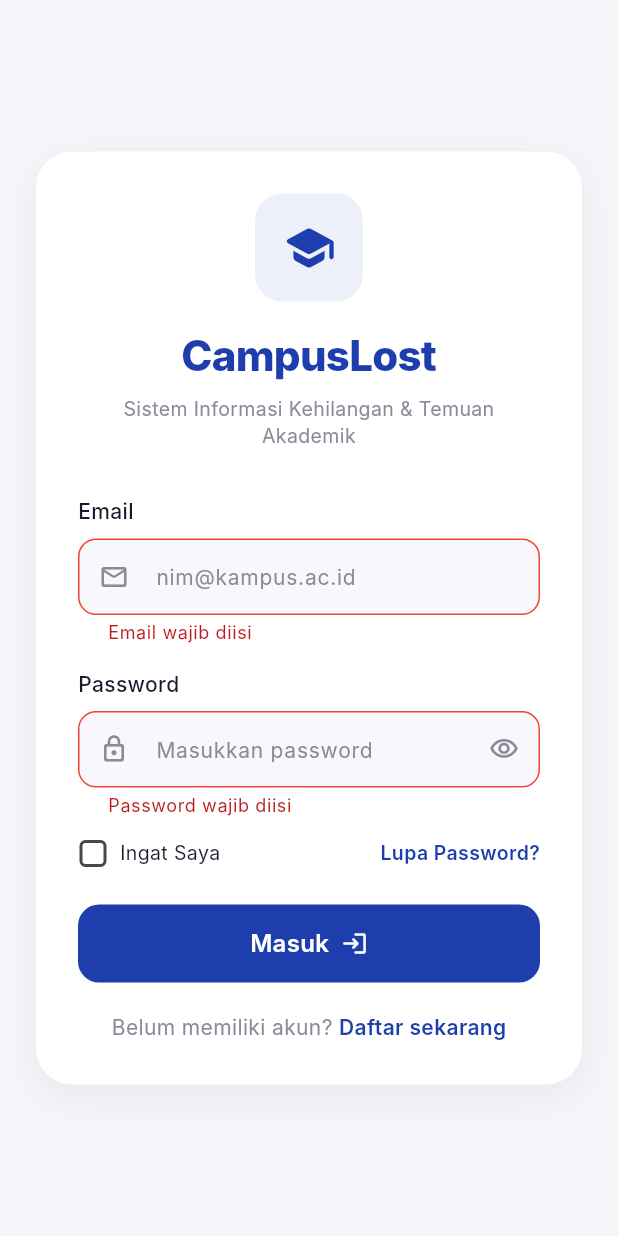
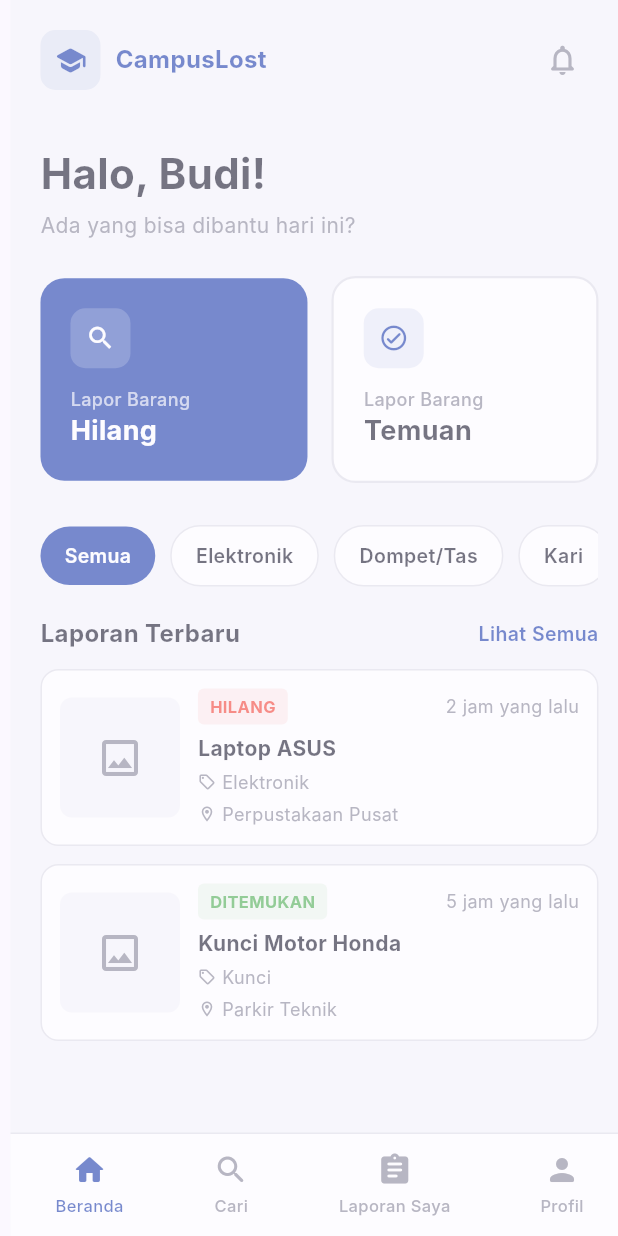
Before and after one commit to Ritsadhil/SAB2024_CampusLost, a Flutter app: the LoginScreen screen opened directly, after a tap on "Masuk", on a phone screen of 412 x 824 dp. Run offline on Flutter 3.47's test engine with Material 3 defaults, Android fonts, the phone set to English and light mode, and no system bars; our stand-ins replace smooth_page_indicator; Roboto replaces fonts that are missing (Inter).

Commit message:
Implement Beranda (dashboard) screen with reports list and bottom navigation
- Create BerandaScreen with header, greeting, and action cards
- Add dummy data for recent reports with status badges
- Implement category filter with active state
- Add bottom navigation bar for main features
- Update login navigation to go to Beranda on login
- Temporary login without validation as per requirements

```diff
--- /dev/null
+++ b/lib/views/beranda.dart
@@ -0,0 +1,526 @@
+import 'package:flutter/material.dart';
+import '../theme/app_theme.dart';
+
+class BerandaScreen extends StatefulWidget {
+  const BerandaScreen({super.key});
+
+  @override
+  State<BerandaScreen> createState() => _BerandaScreenState();
+}
+
+class _BerandaScreenState extends State<BerandaScreen> {
+  String _selectedCategory = 'Semua';
+  int _currentNavIndex = 0;
+
+  final List<String> categories = ['Semua', 'Elektronik', 'Dompet/Tas', 'Kari'];
+
+  // Dummy data untuk laporan terbaru
+  final List<Map<String, dynamic>> reports = [
+    {
+      'title': 'Laptop ASUS',
+      'category': 'Elektronik',
+      'status': 'HILANG',
+      'location': 'Perpustakaan Pusat',
+      'timeAgo': '2 jam yang lalu',
+      'statusColor': Colors.red,
+    },
+    {
+      'title': 'Kunci Motor Honda',
+      'category': 'Kunci',
+      'status': 'DITEMUKAN',
+      'location': 'Parkir Teknik',
+      'timeAgo': '5 jam yang lalu',
+      'statusColor': Colors.green,
+    },
+  ];
+
+  @override
+  Widget build(BuildContext context) {
+    return Scaffold(
+      backgroundColor: AppTheme.background,
+      body: SafeArea(
+        child: Column(
+          children: [
+            // Header dengan logo dan notifikasi
+            _buildHeader(),
+
+            // Main content
+            Expanded(
+              child: SingleChildScrollView(
+                padding: const EdgeInsets.symmetric(horizontal: 20, vertical: 16),
+                child: Column(
+                  crossAxisAlignment: CrossAxisAlignment.start,
+                  children: [
+                    // Greeting
+                    _buildGreeting(),
+                    const SizedBox(height: 24),
+
+                    // Report cards
+                    _buildReportCards(),
+                    const SizedBox(height: 28),
+
+                    // Category filter
+                    _buildCategoryFilter(),
+                    const SizedBox(height: 20),
+
+                    // Latest reports section
+                    _buildLatestReports(),
+                  ],
+                ),
+              ),
+            ),
+          ],
+        ),
+      ),
+      // Bottom navigation
+      bottomNavigationBar: _buildBottomNav(),
+    );
+  }
+
+  Widget _buildHeader() {
+    return Container(
+      padding: const EdgeInsets.symmetric(horizontal: 20, vertical: 16),
+      child: Row(
+        children: [
+          // Logo placeholder dengan teks
+          Container(
+            width: 40,
+            height: 40,
+            decoration: BoxDecoration(
+              color: AppTheme.primary.withValues(alpha: 0.1),
+              borderRadius: BorderRadius.circular(10),
+            ),
+            child: const Icon(
+              Icons.school_rounded,
+              size: 22,
+              color: AppTheme.primary,
+            ),
+          ),
+          const SizedBox(width: 10),
+          const Text(
+            'CampusLost',
+            style: TextStyle(
+              fontSize: 16,
+              fontWeight: FontWeight.w700,
+              color: AppTheme.primary,
+            ),
+          ),
+          const Spacer(),
+          // Notification bell icon
+          IconButton(
+            icon: const Icon(
+              Icons.notifications_none_rounded,
+              color: AppTheme.textGrey,
+              size: 24,
+            ),
+            onPressed: () {},
+          ),
+        ],
+      ),
+    );
+  }
+
+  Widget _buildGreeting() {
+    return Column(
+      crossAxisAlignment: CrossAxisAlignment.start,
+      children: [
+        const Text(
+          'Halo, Budi!',
+          style: TextStyle(
+            fontSize: 28,
+            fontWeight: FontWeight.w700,
+            color: AppTheme.textDark,
+          ),
+        ),
+        const SizedBox(height: 4),
+        const Text(
+          'Ada yang bisa dibantu hari ini?',
+          style: TextStyle(
+            fontSize: 14,
+            color: AppTheme.textGrey,
+          ),
+        ),
+      ],
+    );
+  }
+
+  Widget _buildReportCards() {
+    return Row(
+      children: [
+        // Card: Lapor Barang Hilang
+        Expanded(
+          child: GestureDetector(
+            onTap: () {
+              // TODO: Navigate to report lost item
+            },
+            child: Container(
+              decoration: BoxDecoration(
+                color: AppTheme.primary,
+                borderRadius: BorderRadius.circular(16),
+              ),
+              padding: const EdgeInsets.all(20),
+              child: Column(
+                crossAxisAlignment: CrossAxisAlignment.start,
+                children: [
+                  Container(
+                    width: 40,
+                    height: 40,
+                    decoration: BoxDecoration(
+                      color: Colors.white.withValues(alpha: 0.2),
+                      borderRadius: BorderRadius.circular(10),
+                    ),
+                    child: const Icon(
+                      Icons.search_outlined,
+                      color: Colors.white,
+                      size: 20,
+                    ),
+                  ),
+                  const SizedBox(height: 12),
+                  const Text(
+                    'Lapor Barang',
+                    style: TextStyle(
+                      fontSize: 12,
+                      color: Colors.white70,
+                      fontWeight: FontWeight.w500,
+                    ),
+                  ),
+                  const Text(
+                    'Hilang',
+                    style: TextStyle(
+                      fontSize: 18,
+                      fontWeight: FontWeight.w700,
+                      color: Colors.white,
+                    ),
+                  ),
+                ],
+              ),
+            ),
+          ),
+        ),
+        const SizedBox(width: 16),
+        // Card: Lapor Barang Temuan
+        Expanded(
+          child: GestureDetector(
+            onTap: () {
+              // TODO: Navigate to report found item
+            },
+            child: Container(
+              decoration: BoxDecoration(
+                color: Colors.white,
+                borderRadius: BorderRadius.circular(16),
+                border: Border.all(
+                  color: AppTheme.inputBorder,
+                  width: 1.5,
+                ),
+              ),
+              padding: const EdgeInsets.all(20),
+              child: Column(
+                crossAxisAlignment: CrossAxisAlignment.start,
+                children: [
+                  Container(
+                    width: 40,
+                    height: 40,
+                    decoration: BoxDecoration(
+                      color: AppTheme.primary.withValues(alpha: 0.1),
+                      borderRadius: BorderRadius.circular(10),
+                    ),
+                    child: const Icon(
+                      Icons.check_circle_outline_rounded,
+                      color: AppTheme.primary,
+                      size: 20,
+                    ),
+                  ),
+                  const SizedBox(height: 12),
+                  const Text(
+                    'Lapor Barang',
+                    style: TextStyle(
+                      fontSize: 12,
+                      color: AppTheme.textGrey,
+                      fontWeight: FontWeight.w500,
+                    ),
+                  ),
+                  const Text(
+                    'Temuan',
+                    style: TextStyle(
+                      fontSize: 18,
+                      fontWeight: FontWeight.w700,
+                      color: AppTheme.textDark,
+                    ),
+                  ),
+                ],
+              ),
+            ),
+          ),
+        ),
+      ],
+    );
+  }
+
+  Widget _buildCategoryFilter() {
+    return SingleChildScrollView(
+      scrollDirection: Axis.horizontal,
+      child: Row(
+        children: List.generate(
+          categories.length,
+          (index) {
+            final category = categories[index];
+            final isSelected = _selectedCategory == category;
+            return Padding(
+              padding: EdgeInsets.only(right: index < categories.length - 1 ? 10 : 0),
+              child: GestureDetector(
+                onTap: () => setState(() => _selectedCategory = category),
+                child: Container(
+                  decoration: BoxDecoration(
+                    color: isSelected ? AppTheme.primary : Colors.white,
+                    borderRadius: BorderRadius.circular(20),
+                    border: isSelected
+                        ? null
+                        : Border.all(color: AppTheme.inputBorder, width: 1),
+                  ),
+                  padding: const EdgeInsets.symmetric(
+                    horizontal: 16,
+                    vertical: 10,
+                  ),
+                  child: Text(
+                    category,
+                    style: TextStyle(
+                      fontSize: 13,
+                      fontWeight: FontWeight.w600,
+                      color: isSelected ? Colors.white : AppTheme.textDark,
+                    ),
+                  ),
+                ),
+              ),
+            );
+          },
+        ),
+      ),
+    );
+  }
+
+  Widget _buildLatestReports() {
+    return Column(
+      crossAxisAlignment: CrossAxisAlignment.start,
+      children: [
+        Row(
+          mainAxisAlignment: MainAxisAlignment.spaceBetween,
+          children: [
+            const Text(
+              'Laporan Terbaru',
+              style: TextStyle(
+                fontSize: 16,
+                fontWeight: FontWeight.w700,
+                color: AppTheme.textDark,
+              ),
+            ),
+            GestureDetector(
+              onTap: () {
+                // TODO: Navigate to view all reports
+              },
+              child: const Text(
+                'Lihat Semua',
+                style: TextStyle(
+                  fontSize: 13,
+                  fontWeight: FontWeight.w600,
+                  color: AppTheme.primary,
+                ),
+              ),
+            ),
+          ],
+        ),
+        const SizedBox(height: 12),
+        // List of reports
+        Column(
+          children: List.generate(
+            reports.length,
+            (index) {
+              final report = reports[index];
+              return Padding(
+                padding: EdgeInsets.only(
+                  bottom: index < reports.length - 1 ? 12 : 0,
+                ),
+                child: _buildReportCard(report),
+              );
+            },
+          ),
+        ),
+      ],
+    );
+  }
+
+  Widget _buildReportCard(Map<String, dynamic> report) {
+    return Container(
+      decoration: BoxDecoration(
+        color: Colors.white,
+        borderRadius: BorderRadius.circular(12),
+        border: Border.all(
+          color: AppTheme.inputBorder,
+          width: 1,
+        ),
+      ),
+      padding: const EdgeInsets.all(12),
+      child: Row(
+        children: [
+          // Image placeholder
+          Container(
+            width: 80,
+            height: 80,
+            decoration: BoxDecoration(
+              color: AppTheme.background,
+              borderRadius: BorderRadius.circular(8),
+            ),
+            child: Icon(
+              Icons.image_outlined,
+              color: AppTheme.textGrey,
+              size: 32,
+            ),
+          ),
+          const SizedBox(width: 12),
+          // Report details
+          Expanded(
+            child: Column(
+              crossAxisAlignment: CrossAxisAlignment.start,
+              children: [
+                Row(
+                  children: [
+                    Container(
+                      padding: const EdgeInsets.symmetric(
+                        horizontal: 8,
+                        vertical: 4,
+                      ),
+                      decoration: BoxDecoration(
+                        color: report['statusColor'].withValues(alpha: 0.1),
+                        borderRadius: BorderRadius.circular(4),
+                      ),
+                      child: Text(
+                        report['status'],
+                        style: TextStyle(
+                          fontSize: 11,
+                          fontWeight: FontWeight.w700,
+                          color: report['statusColor'],
+                        ),
+                      ),
+                    ),
+                    const Spacer(),
+                    Text(
+                      report['timeAgo'],
+                      style: const TextStyle(
+                        fontSize: 12,
+                        color: AppTheme.textGrey,
+                      ),
+                    ),
+                  ],
+                ),
+                const SizedBox(height: 6),
+                Text(
+                  report['title'],
+                  style: const TextStyle(
+                    fontSize: 14,
+                    fontWeight: FontWeight.w700,
+                    color: AppTheme.textDark,
+                  ),
+                ),
+                const SizedBox(height: 4),
+                Row(
+                  children: [
+                    Icon(
+                      Icons.local_offer_outlined,
+                      size: 12,
+                      color: AppTheme.textGrey,
+                    ),
+                    const SizedBox(width: 4),
+                    Text(
+                      report['category'],
+                      style: const TextStyle(
+                        fontSize: 12,
+                        color: AppTheme.textGrey,
+                      ),
+                    ),
+                  ],
+                ),
+                const SizedBox(height: 4),
+                Row(
+                  children: [
+                    Icon(
+                      Icons.location_on_outlined,
+                      size: 12,
+                      color: AppTheme.textGrey,
+                    ),
+                    const SizedBox(width: 4),
+                    Expanded(
+                      child: Text(
+                        report['location'],
+                        style: const TextStyle(
+                          fontSize: 12,
+                          color: AppTheme.textGrey,
+                        ),
+                        maxLines: 1,
+                        overflow: TextOverflow.ellipsis,
+                      ),
+                    ),
+                  ],
+                ),
+              ],
+            ),
+          ),
+        ],
+      ),
+    );
+  }
+
+  Widget _buildBottomNav() {
+    final navItems = [
+      {'icon': Icons.home_rounded, 'label': 'Beranda'},
+      {'icon': Icons.search_rounded, 'label': 'Cari'},
+      {'icon': Icons.assignment_rounded, 'label': 'Laporan Saya'},
+      {'icon': Icons.person_rounded, 'label': 'Profil'},
+    ];
+
+    return Container(
+      decoration: BoxDecoration(
+        color: Colors.white,
+        border: Border(
+          top: BorderSide(
+            color: AppTheme.inputBorder,
+            width: 1,
+          ),
+        ),
+      ),
+      child: Row(
+        mainAxisAlignment: MainAxisAlignment.spaceAround,
+        children: List.generate(
+          navItems.length,
+          (index) {
+            final item = navItems[index];
+            final isSelected = _currentNavIndex == index;
+            return GestureDetector(
+              onTap: () => setState(() => _currentNavIndex = index),
+              child: Padding(
+                padding: const EdgeInsets.symmetric(vertical: 12),
+                child: Column(
+                  mainAxisSize: MainAxisSize.min,
+                  children: [
+                    Icon(
+                      item['icon'] as IconData,
+                      size: 24,
+                      color: isSelected ? AppTheme.primary : AppTheme.textGrey,
+                    ),
+                    const SizedBox(height: 4),
+                    Text(
+                      item['label'] as String,
+                      style: TextStyle(
+                        fontSize: 11,
+                        fontWeight: FontWeight.w500,
+                        color: isSelected ? AppTheme.primary : AppTheme.textGrey,
+                      ),
+                    ),
+                  ],
+                ),
+              ),
+            );
+          },
+        ),
+      ),
+    );
+  }
+}
--- a/lib/views/login.dart
+++ b/lib/views/login.dart
@@ -3,6 +3,7 @@ import '../theme/app_theme.dart';
 import '../theme/widgets.dart';
 import 'register.dart';
 import 'forgot_password.dart';
+import 'beranda.dart';
 
 class LoginScreen extends StatefulWidget {
   const LoginScreen({super.key});
@@ -19,11 +20,14 @@ class _LoginScreenState extends State<LoginScreen> {
   bool _isLoading = false;
 
   void _login() async {
-    if (!_formKey.currentState!.validate()) return;
+    // Temporary: Navigate directly without validation (as per requirements)
     setState(() => _isLoading = true);
-    // Simulate network call
-    await Future.delayed(const Duration(seconds: 2));
-    if (mounted) setState(() => _isLoading = false);
+    await Future.delayed(const Duration(seconds: 1));
+    if (mounted) {
+      Navigator.of(context).pushReplacement(
+        MaterialPageRoute(builder: (_) => const BerandaScreen()),
+      );
+    }
   }
 
   @override
@@ -47,7 +51,7 @@ class _LoginScreenState extends State<LoginScreen> {
                 borderRadius: BorderRadius.circular(24),
                 boxShadow: [
                   BoxShadow(
-                    color: Colors.black.withOpacity(0.06),
+                    color: Colors.black.withValues(alpha: 0.06),
                     blurRadius: 24,
                     offset: const Offset(0, 8),
                   ),
@@ -65,7 +69,7 @@ class _LoginScreenState extends State<LoginScreen> {
                       width: 72,
                       height: 72,
                       decoration: BoxDecoration(
-                        color: AppTheme.primary.withOpacity(0.08),
+                        color: AppTheme.primary.withValues(alpha: 0.08),
                         borderRadius: BorderRadius.circular(18),
                       ),
                       child: const Icon(
```
